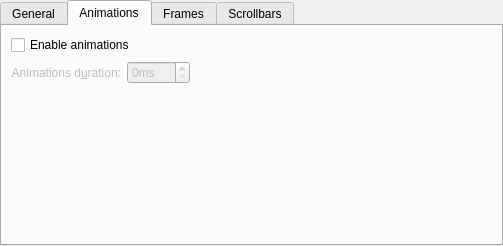
Above: kstyle/config/ui/teamsquirtlestyleconfig.ui from sbstnc/TeamSquirtle before the change. Below: the same form after it.
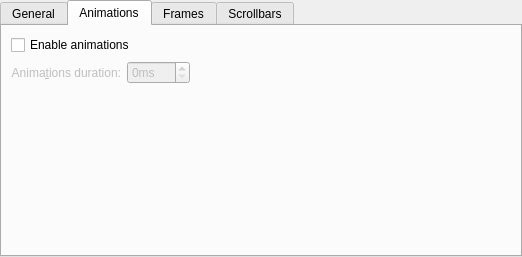
That is the form after the change. The open tabs and pages were chosen to show the change.

The edit to the form file:
```diff
--- a/kstyle/config/ui/teamsquirtlestyleconfig.ui
+++ b/kstyle/config/ui/teamsquirtlestyleconfig.ui
@@ -6,8 +6,8 @@
    <rect>
     <x>0</x>
     <y>0</y>
-    <width>464</width>
-    <height>246</height>
+    <width>522</width>
+    <height>257</height>
    </rect>
   </property>
   <layout class="QVBoxLayout" name="verticalLayout_2">
@@ -168,7 +168,7 @@
           <bool>false</bool>
          </property>
          <property name="text">
-          <string>Animations d&amp;uration:</string>
+          <string>Anima&amp;tions duration:</string>
          </property>
          <property name="alignment">
           <set>Qt::AlignRight|Qt::AlignTrailing|Qt::AlignVCenter</set>
```
Left out of the diff: 39 changed lines with no effect on the pictures.
